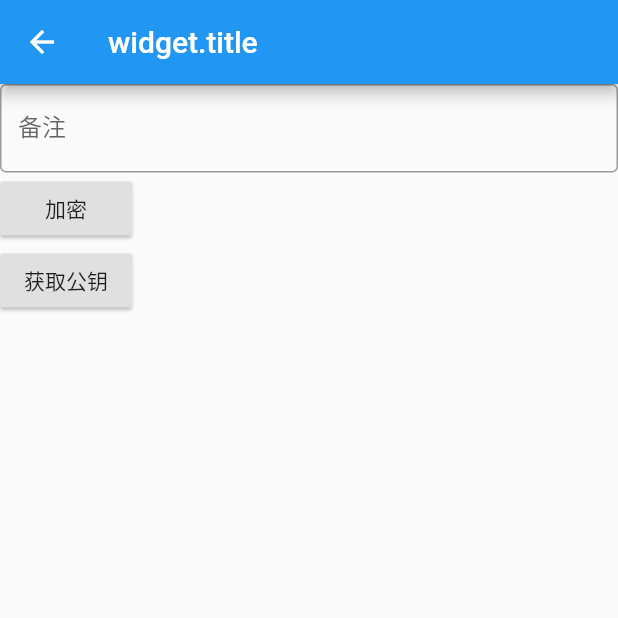
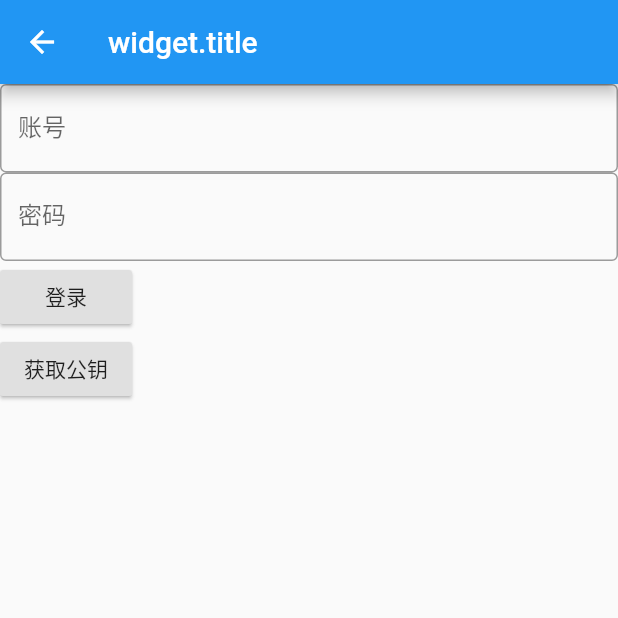
Before and after one commit to chenpeng/acai-flutter, a Flutter app: the Login screen opened directly, on a phone screen of 412 x 824 dp, the top half of it. Run offline on Flutter 3.47's test engine with Material 2 defaults, Android fonts, the phone set to English and light mode, and no system bars; drawn by our look-alikes of oktoast; our stand-ins replace dio, image_picker, pull_to_refresh, shared_preferences; missing offline and left inert: encrypt; accounts and stored records are empty; network calls fail.

Commit message:
添加账号密码登录功能

```diff
--- a/lib/home/login.dart
+++ b/lib/home/login.dart
@@ -17,7 +17,8 @@ class Login extends StatefulWidget {
 }
 
 class LoginState extends State<Login> {
-  final TextEditingController textController = new TextEditingController();
+  final TextEditingController usernameController = new TextEditingController();
+  final TextEditingController passwordController = new TextEditingController();
   var publicKey;
 
   @override
@@ -49,16 +50,22 @@ class LoginState extends State<Login> {
   }
 
   Future login() async {
-    String text = textController.text;
+    String username = usernameController.text;
+    String password = passwordController.text;
+    if (username == '' || password == '') {
+      return;
+    }
+    String text = username + ";" + password;
     var iv = IV.fromSecureRandom(256);
     var random = iv.base64;
     String encrypted =
-        Encrypter(RSA(publicKey: publicKey)).encrypt(text,iv: iv).base64;
+        Encrypter(RSA(publicKey: publicKey)).encrypt(text, iv: iv).base64;
     print(encrypted);
-    var url = '/api/oauth/decrypt';
+    var url = '/api/oauth/signIn';
     var dio = await DioUtils.getDio();
     try {
-      var response = await dio.post(url, data: {'Text': encrypted, 'Random': random});
+      var response =
+          await dio.post(url, data: {'Text': encrypted, 'Random': random});
       if (response.statusCode == HttpStatus.ok) {
         var data = response.data;
         print("返回时:");
@@ -83,10 +90,22 @@ class LoginState extends State<Login> {
             children: <Widget>[
               Expanded(
                 child: TextField(
-                    controller: textController,
+                    controller: usernameController,
                     decoration: InputDecoration(
                       border: OutlineInputBorder(),
-                      labelText: '备注',
+                      labelText: '账号',
+                    )),
+              ),
+            ],
+          ),
+          Row(
+            children: <Widget>[
+              Expanded(
+                child: TextField(
+                    controller: passwordController,
+                    decoration: InputDecoration(
+                      border: OutlineInputBorder(),
+                      labelText: '密码',
                     )),
               ),
             ],
@@ -94,7 +113,7 @@ class LoginState extends State<Login> {
           Row(
             children: <Widget>[
               RaisedButton(
-                child: Text('加密'),
+                child: Text('登录'),
                 elevation: 1,
                 highlightElevation: 1,
                 onPressed: login,
```
